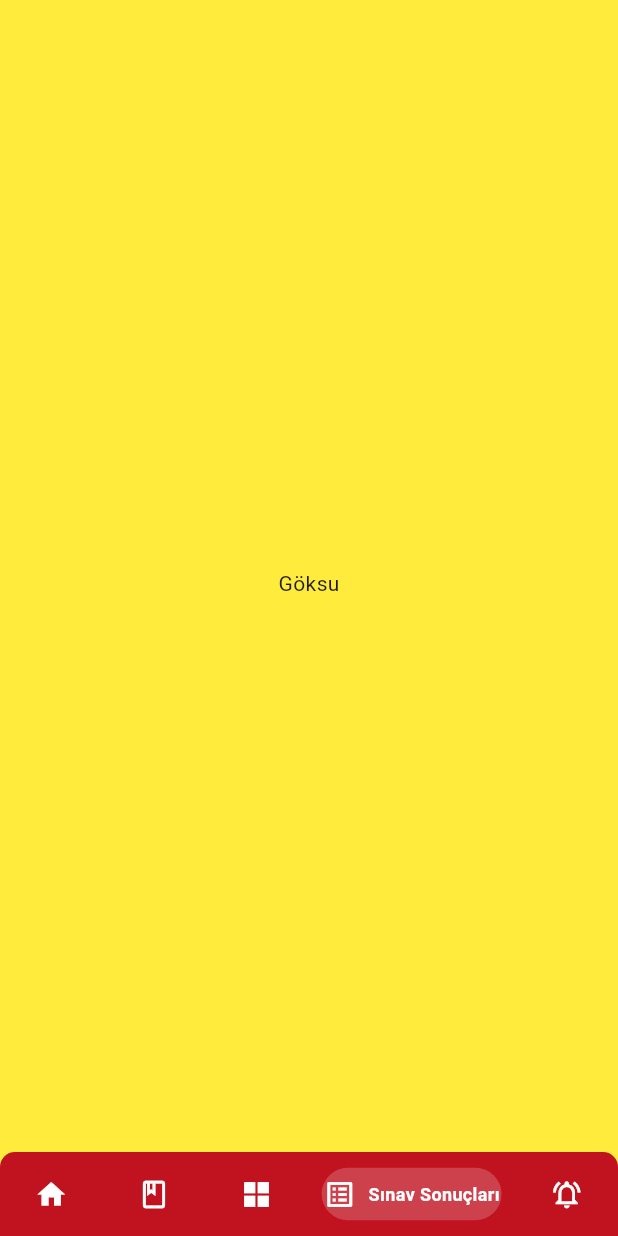
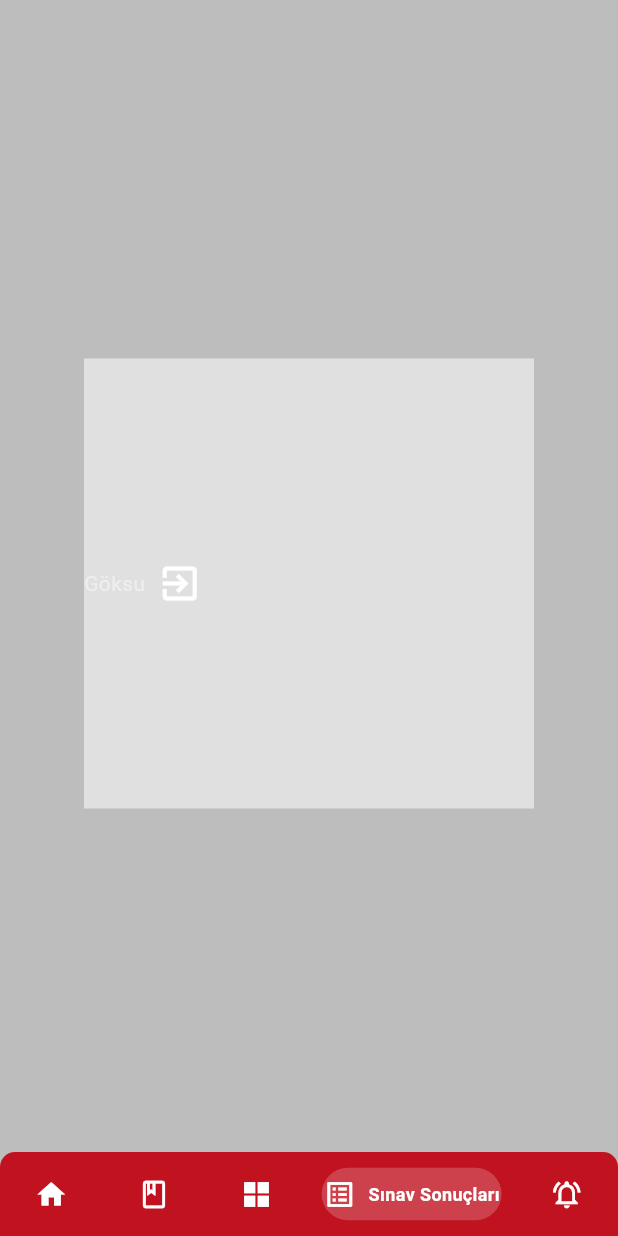
Before and after one commit to ugurakcaydev/DogusApp, a Flutter app: the screen it shows after launch, item 4 of the bottom bar chosen, on a phone screen of 412 x 824 dp. Run offline on Flutter 3.47's test engine with Material 3 defaults, Android fonts, the phone set to English and light mode, and no system bars; drawn by our look-alikes of persistent_bottom_nav_bar; our stand-ins replace contained_tab_bar_view, get; missing offline and left inert: bottom_sheet.

Commit message:
darkLightModeTest

```diff
--- a/lib/main.dart
+++ b/lib/main.dart
@@ -1,11 +1,27 @@
 import 'package:dogus_app/routes/routes.dart';
+import 'package:dogus_app/theme/theme.dart';
+import 'package:dogus_app/theme/theme_provider.dart';
 import 'package:flutter/material.dart';
 import 'package:get/get.dart';
+import 'package:provider/provider.dart';
 
 void main() {
-  runApp(GetMaterialApp(
-    debugShowCheckedModeBanner: false,
-    initialRoute: "/",
-    getPages: AppPage.routes,
-  ));
+  runApp(
+    ChangeNotifierProvider(
+      create: (context) => ThemeProvider(),
+      child: MyApp(),
+    ),
+  );
 }
+
+class MyApp extends StatelessWidget {
+  @override
+  Widget build(BuildContext context) {
+    return GetMaterialApp(
+      debugShowCheckedModeBanner: false,
+      initialRoute: "/",
+      getPages: AppPage.routes,
+      theme: Provider.of<ThemeProvider>(context).themeData,
+    );
+  }
+}
--- a/lib/pages/quickmenu.dart
+++ b/lib/pages/quickmenu.dart
@@ -21,7 +21,8 @@
       child: ScrollConfiguration(
         behavior: MyCustomScrollBehavior(),
         child: Container(
-          decoration: BoxDecoration(color: Colors.black26),
+          decoration:
+              BoxDecoration(color: Theme.of(context).colorScheme.background),
           child: Padding(
             padding: const EdgeInsets.symmetric(horizontal: 20, vertical: 35),
             child: ListView(
--- a/lib/pages/setting.dart
+++ b/lib/pages/setting.dart
@@ -1,4 +1,6 @@
+import 'package:dogus_app/theme/theme_provider.dart';
 import 'package:flutter/material.dart';
+import 'package:provider/provider.dart';
 
 class Setting extends StatefulWidget {
   const Setting({Key? key}) : super(key: key);
@@ -11,9 +13,36 @@
   @override
   Widget build(BuildContext context) {
     return Scaffold(
-      backgroundColor: Colors.yellow,
+      backgroundColor: Theme.of(context).colorScheme.background,
       body: Center(
-        child: Text("Göksu"),
+        child: Container(
+          width: 300,
+          height: 300,
+          color: Theme.of(context).colorScheme.primary,
+          child: Row(
+            children: [
+              Text(
+                "Göksu",
+                style:
+                    TextStyle(color: Theme.of(context).colorScheme.secondary),
+              ),
+              GestureDetector(
+                onTap: () {
+                  Provider.of<ThemeProvider>(context, listen: false)
+                      .toggleTheme();
+                },
+                child: Container(
+                  padding: EdgeInsets.all(8),
+                  child: Icon(
+                    Icons.exit_to_app,
+                    size: 30,
+                    color: Colors.white,
+                  ),
+                ),
+              ),
+            ],
+          ),
+        ),
       ),
     );
   }
--- /dev/null
+++ b/lib/theme/theme.dart
@@ -0,0 +1,17 @@
+import "package:flutter/material.dart";
+
+ThemeData lightMode = ThemeData(
+    brightness: Brightness.light,
+    colorScheme: ColorScheme.light(
+      background: Colors.grey.shade400,
+      primary: Colors.grey.shade300,
+      secondary: Colors.grey.shade200,
+    ));
+
+ThemeData darkMode = ThemeData(
+    brightness: Brightness.dark,
+    colorScheme: ColorScheme.dark(
+      background: Colors.grey.shade900,
+      primary: Colors.grey.shade800,
+      secondary: Colors.grey.shade700,
+    ));
--- /dev/null
+++ b/lib/theme/theme_provider.dart
@@ -0,0 +1,20 @@
+import "package:dogus_app/theme/theme.dart";
+import "package:flutter/material.dart";
+
+class ThemeProvider with ChangeNotifier {
+  ThemeData _themeData = lightMode;
+  ThemeData get themeData => _themeData;
+
+  set themeData(ThemeData themeData) {
+    _themeData = themeData;
+    notifyListeners();
+  }
+
+  void toggleTheme() {
+    if (_themeData == lightMode) {
+      themeData = darkMode;
+    } else {
+      themeData = lightMode;
+    }
+  }
+}
--- a/pubspec.yaml
+++ b/pubspec.yaml
@@ -32,7 +32,7 @@
     sdk: flutter
   cloud_firestore: ^4.13.0
   intl: ^0.19.0
-
+  provider: ^6.1.1
   # The following adds the Cupertino Icons font to your application.
   # Use with the CupertinoIcons class for iOS style icons.
   cupertino_icons: ^1.0.2
@@ -46,6 +46,7 @@
   bottom_sheet: ^4.0.0
   persistent_bottom_nav_bar: ^5.0.2
   contained_tab_bar_view: ^0.8.0
+
 
 dev_dependencies:
   flutter_test:
```
Also changed, not shown: lib/pages/home.dart (+21 -1 lines), pubspec.lock.
